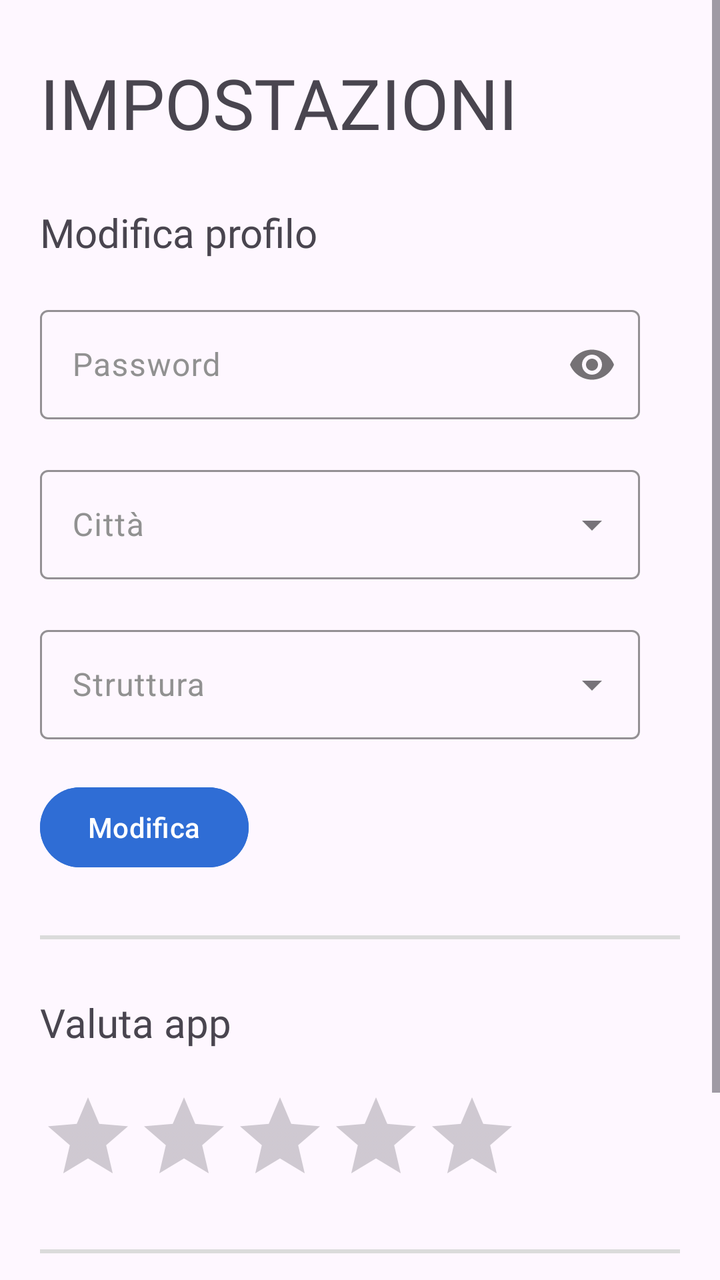
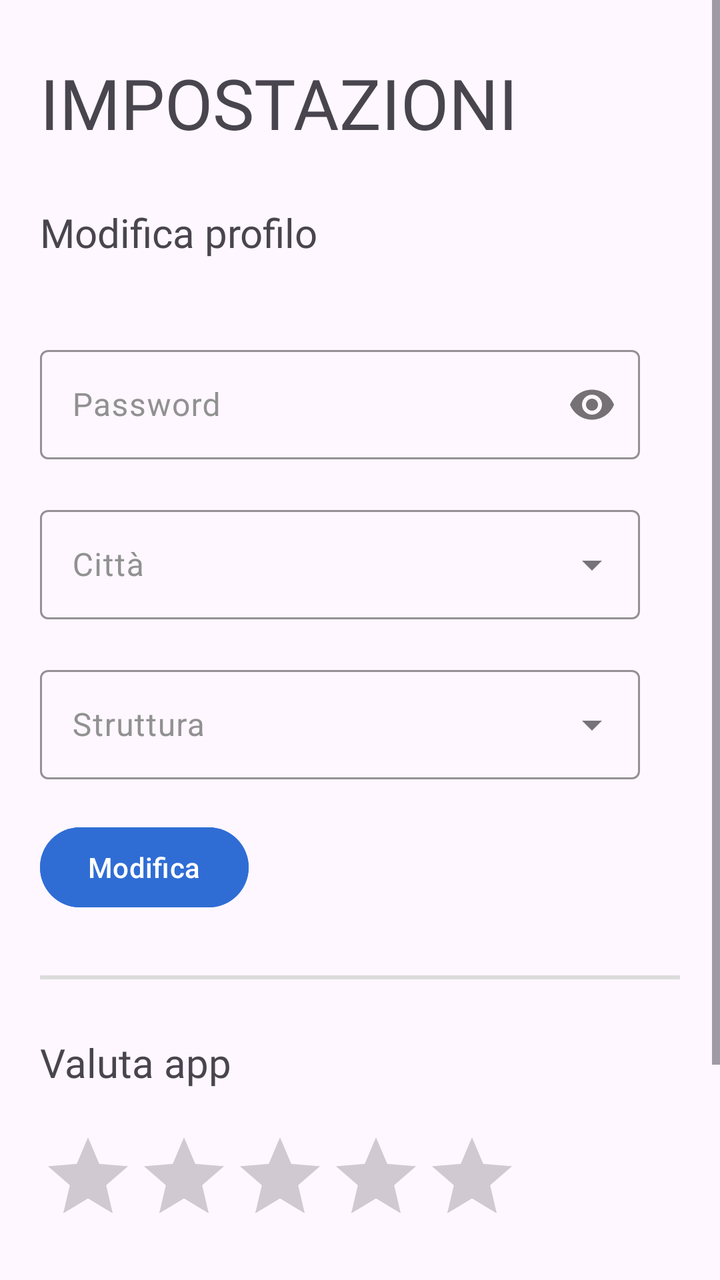

Compare the two renders of this Android layout. The source of the first and the diff that turns it into the second are given below.
<!-- AndroidManifest.xml: application theme Theme.AsilApp -->
<!-- res/layout/fragment_settings.xml -->
<?xml version="1.0" encoding="utf-8"?>
<ScrollView
    android:layout_width="match_parent"
    android:layout_height="match_parent"
    xmlns:android="http://schemas.android.com/apk/res/android">

<androidx.constraintlayout.widget.ConstraintLayout xmlns:android="http://schemas.android.com/apk/res/android"
    xmlns:tools="http://schemas.android.com/tools"
    android:id="@+id/settingsLayout"
    android:layout_width="match_parent"
    android:layout_height="match_parent"
    xmlns:app="http://schemas.android.com/apk/res-auto"
    tools:context=".view.home.SettingsFragment">



    <TextView
        android:id="@+id/settingsTitle"
        android:layout_width="wrap_content"
        android:fadeScrollbars="false"
        android:layout_height="wrap_content"
        android:layout_marginLeft="@dimen/marginLeftSettings"
        android:layout_marginTop="28dp"
        android:fontFamily="@font/titillium_web_bold"
        android:text="@string/settingsUpperCase"
        android:textSize="@dimen/textSettingsTitle"
        app:layout_constraintHorizontal_bias="0.0"
        app:layout_constraintLeft_toLeftOf="parent"
        app:layout_constraintTop_toTopOf="parent" />


    <TextView
        android:id="@+id/editProfile"
        android:layout_width="270dp"
        android:fadeScrollbars="false"
        android:layout_height="wrap_content"
        android:layout_marginLeft="@dimen/marginLeftSettings"
        android:layout_marginTop="28dp"
        android:fontFamily="@font/titillium_web_bold"
        android:text="@string/editProfileTitle"
        android:textSize="@dimen/textSettingsOption"
        app:layout_constraintHorizontal_bias="0.0"
        app:layout_constraintLeft_toLeftOf="parent"
        app:layout_constraintTop_toBottomOf="@+id/settingsTitle" />





    <com.google.android.material.textfield.TextInputLayout
        android:id="@+id/changePasswordLayout"
        android:layout_width="@dimen/inputTextWidth"
        android:layout_height="@dimen/inpuTextHeight"
        app:passwordToggleEnabled="true"
        android:layout_gravity="center"
        android:hint="@string/passwordPlaceholder"
        android:textColorHint="@color/textPlaceholderColor"
        android:layout_marginLeft="@dimen/marginLeftSettings"
        android:layout_marginTop="@dimen/marginBetweenInputs"
        app:boxStrokeColor="@color/appMainColor"
        app:counterTextColor="@color/appMainColor"
        app:helperTextTextColor="@color/appMainColor"
        app:hintTextColor="@color/appMainColor"
        app:layout_constraintLeft_toLeftOf="parent"
        app:layout_constraintTop_toBottomOf="@+id/editProfile"
        app:placeholderTextColor="@color/appMainColor"
        app:prefixTextColor="@color/appMainColor"
        app:suffixTextColor="@color/appMainColor">

        <com.google.android.material.textfield.TextInputEditText
            android:id="@+id/changePasswordInput"
            android:layout_width="match_parent"
            android:layout_height="match_parent"
            android:inputType="textPassword"
            android:textColor="@color/textColor"
            android:textColorHighlight="@color/appMainColor"
            android:textColorLink="@color/appMainColor" />
    </com.google.android.material.textfield.TextInputLayout>


    <com.google.android.material.textfield.TextInputLayout
        style="@style/Widget.MaterialComponents.TextInputLayout.OutlinedBox.ExposedDropdownMenu"
        android:layout_width="@dimen/inputTextWidth"
        android:id="@+id/cityModifyLayout"
        android:layout_height="@dimen/inpuTextHeight"
        android:layout_gravity="center"
        android:layout_marginTop="@dimen/marginBetweenInputs"
        android:hint="@string/cityOrganizationSignupText"
        android:layout_marginLeft="@dimen/marginLeftSettings"
        android:textColorHint="@color/textPlaceholderColor"
        app:boxStrokeColor="@color/appMainColor"
        app:counterTextColor="@color/appMainColor"
        app:helperTextTextColor="@color/appMainColor"
        app:hintTextColor="@color/appMainColor"
        app:placeholderTextColor="@color/appMainColor"
        app:prefixTextColor="@color/appMainColor"
        app:layout_constraintLeft_toLeftOf="parent"
        app:layout_constraintTop_toBottomOf="@+id/changePasswordLayout"
        app:suffixTextColor="@color/appMainColor">

        <com.google.android.material.textfield.MaterialAutoCompleteTextView
            android:id="@+id/cityModify"
            style="@style/MyAutoCompleteTextViewStyle"
            android:layout_width="match_parent"
            android:layout_height="match_parent"
            android:inputType="none"
            android:textColorHighlight="@color/appMainColor"
            android:textColorLink="@color/appMainColor" />
    </com.google.android.material.textfield.TextInputLayout>

    <com.google.android.material.textfield.TextInputLayout
        style="@style/Widget.MaterialComponents.TextInputLayout.OutlinedBox.ExposedDropdownMenu"
        android:id="@+id/nameOrganizationModifyLayout"
        android:layout_width="@dimen/inputTextWidth"
        android:layout_height="@dimen/inpuTextHeight"
        android:layout_gravity="center"
        android:layout_marginTop="@dimen/marginBetweenInputs"
        android:layout_margin="@dimen/marginLeftSettings"
        android:hint="@string/nameOrganizationSignupText"
        android:textColorHint="@color/textPlaceholderColor"
        app:boxStrokeColor="@color/appMainColor"
        app:counterTextColor="@color/appMainColor"
        app:helperTextTextColor="@color/appMainColor"
        app:hintTextColor="@color/appMainColor"
        app:layout_constraintLeft_toLeftOf="parent"
        app:layout_constraintTop_toBottomOf="@+id/cityModifyLayout"
        app:placeholderTextColor="@color/appMainColor"
        app:prefixTextColor="@color/appMainColor"
        app:suffixTextColor="@color/appMainColor">

        <com.google.android.material.textfield.MaterialAutoCompleteTextView
            android:id="@+id/nameOrganizationModify"
            style="@style/MyAutoCompleteTextViewStyle"
            android:layout_width="match_parent"
            android:layout_height="match_parent"
            android:inputType="none"
            android:textColorHighlight="@color/appMainColor"
            android:textColorLink="@color/appMainColor" />
    </com.google.android.material.textfield.TextInputLayout>



    <Button
        android:id="@+id/editProfileButton"
        android:layout_width="wrap_content"
        android:layout_height="wrap_content"
        android:layout_marginTop="@dimen/marginBetweenInputs"
        android:backgroundTint="@color/appMainColor"
        android:text="@string/edit"
        android:layout_marginLeft="@dimen/marginLeftSettings"
        app:layout_constraintLeft_toLeftOf="parent"
        app:layout_constraintTop_toBottomOf="@+id/nameOrganizationModifyLayout"></Button>

    <View
        android:id="@+id/greyLine"
        android:layout_width="match_parent"
        android:layout_marginTop="30dp"
        app:layout_constraintLeft_toLeftOf="parent"
        app:layout_constraintRight_toRightOf="parent"
        android:backgroundTint="#dbdbdb"
        android:background="@color/greyLine"
        android:layout_marginLeft="@dimen/marginLeftSettings"
        android:layout_marginRight="@dimen/marginRightSettings"
        app:layout_constraintTop_toBottomOf="@+id/editProfileButton"
        android:layout_height="2dp">
    </View>


    <TextView
        android:id="@+id/evalutationAppTitle"
        android:layout_width="270dp"
        android:fadeScrollbars="false"
        android:layout_height="wrap_content"
        android:layout_marginLeft="@dimen/marginLeftSettings"
        android:layout_marginTop="28dp"
        android:fontFamily="@font/titillium_web_bold"
        android:text="@string/evalutationAppTitle"
        android:textSize="@dimen/textSettingsOption"
        app:layout_constraintHorizontal_bias="0.0"
        app:layout_constraintLeft_toLeftOf="parent"
        app:layout_constraintTop_toBottomOf="@+id/greyLine" />

    <RatingBar
        android:id="@+id/ratingApp"
        android:layout_width="wrap_content"
        android:layout_height="50dp"
        android:stepSize="0.5"
        android:rating="0"
        android:layout_marginTop="20dp"
        android:numStars="5"
        app:layout_constraintLeft_toLeftOf="parent"
        android:layout_marginLeft="@dimen/marginLeftSettings"
        app:layout_constraintTop_toBottomOf="@+id/evalutationAppTitle"/>

    <TextView
        android:id="@+id/valueRatingApp"
        android:layout_width="wrap_content"
        android:layout_marginTop="@dimen/marginBetweenInputs"
        android:layout_marginLeft="@dimen/marginLeftSettings"
        android:textSize="20dp"
        app:layout_constraintTop_toBottomOf="@+id/evalutationAppTitle"
        app:layout_constraintLeft_toRightOf="@+id/ratingApp"
        android:layout_height="wrap_content"/>


    <View
        android:id="@+id/greyLine2"
        android:layout_width="match_parent"
        android:layout_marginTop="30dp"
        app:layout_constraintLeft_toLeftOf="parent"
        app:layout_constraintRight_toRightOf="parent"
        android:backgroundTint="#dbdbdb"
        android:background="@color/greyLine"
        android:layout_marginLeft="@dimen/marginLeftSettings"
        android:layout_marginRight="@dimen/marginRightSettings"
        app:layout_constraintTop_toBottomOf="@+id/ratingApp"
        android:layout_height="2dp">
    </View>

    <TextView
        android:id="@+id/exitAccountTitle"
        android:layout_width="270dp"
        android:fadeScrollbars="false"
        android:layout_height="wrap_content"
        android:layout_marginLeft="@dimen/marginLeftSettings"
        android:layout_marginTop="28dp"
        android:fontFamily="@font/titillium_web_bold"
        android:text="@string/exitAccountTitle"
        android:textSize="@dimen/textSettingsOption"
        app:layout_constraintHorizontal_bias="0.0"
        app:layout_constraintLeft_toLeftOf="parent"
        app:layout_constraintTop_toBottomOf="@+id/greyLine2" />

    <Button
        android:id="@+id/exitAccountButton"
        android:layout_width="wrap_content"
        android:layout_height="wrap_content"
        android:layout_marginTop="@dimen/marginBetweenInputs"
        android:backgroundTint="@color/textAlertColor"
        android:text="@string/exit"
        android:layout_marginLeft="@dimen/marginLeftSettings"
        app:layout_constraintLeft_toLeftOf="parent"
        app:layout_constraintTop_toBottomOf="@+id/exitAccountTitle"></Button>



</androidx.constraintlayout.widget.ConstraintLayout>
</ScrollView>
<!-- resources referenced by this layout -->
<resources>
  <color name="appMainColor">#2f6dd5</color>
  <color name="greyLine">#dbdbdb</color>
  <color name="textAlertColor">#ff3333</color>
  <color name="textColor">#1B1B1B</color>
  <color name="textPlaceholderColor">#919191</color>
  <dimen name="inpuTextHeight">60dp</dimen>
  <dimen name="inputTextWidth">300dp</dimen>
  <dimen name="marginBetweenInputs">20dp</dimen>
  <dimen name="marginLeftSettings">20dp</dimen>
  <dimen name="marginRightSettings">20dp</dimen>
  <dimen name="textSettingsOption">20dp</dimen>
  <dimen name="textSettingsTitle">35dp</dimen>
  <string name="cityOrganizationSignupText">Città</string>
  <string name="edit">Modifica</string>
  <string name="editProfileTitle">Modifica profilo</string>
  <string name="evalutationAppTitle">Valuta app</string>
  <string name="exit">Esci</string>
  <string name="exitAccountTitle">Esci dall\'account</string>
  <string name="nameOrganizationSignupText">Struttura</string>
  <string name="passwordPlaceholder">Password</string>
  <string name="settingsUpperCase">IMPOSTAZIONI</string>
  <style name="MyAutoCompleteTextViewStyle" parent="Widget.Material3.AutoCompleteTextView.OutlinedBox.Dense">
          <item name="android:popupBackground">@color/white</item> 
      </style>
  <style name="Theme.AsilApp" parent="Base.Theme.AsilApp" />
  <color name="white">#FFFFFFFF</color>
  <style name="Base.Theme.AsilApp" parent="Theme.Material3.DayNight.NoActionBar">
          
          
      </style>
</resources>

<!-- the commit's change to res/layout/fragment_settings.xml (unified diff, before → after) -->
@@ -43,7 +43,33 @@
         app:layout_constraintLeft_toLeftOf="parent"
         app:layout_constraintTop_toBottomOf="@+id/settingsTitle" />
 
-
+    <LinearLayout
+        android:id="@+id/layoutPasswordCheckModify"
+        android:layout_width="wrap_content"
+        android:layout_marginTop="@dimen/marginBetweenInputs"
+        android:visibility="visible"
+        app:layout_constraintLeft_toLeftOf="parent"
+        android:layout_marginLeft="@dimen/marginLeftSettings"
+        app:layout_constraintTop_toBottomOf="@+id/editProfile"
+        android:orientation="horizontal"
+        android:layout_height="20dp">
+
+        <ImageView
+            android:id="@+id/passwordResultImageModify"
+            android:layout_width="20dp"
+            android:visibility="gone"
+            android:layout_height="20dp"
+            android:layout_marginLeft="0dp"
+            android:layout_marginTop="0dp"></ImageView>
+
+        <TextView
+            android:id="@+id/passwordResultTextModify"
+            android:layout_width="wrap_content"
+            android:visibility="gone"
+            android:layout_height="wrap_content"
+            android:layout_marginLeft="6dp">
+        </TextView>
+    </LinearLayout>
 
 
 
@@ -56,13 +82,13 @@
         android:hint="@string/passwordPlaceholder"
         android:textColorHint="@color/textPlaceholderColor"
         android:layout_marginLeft="@dimen/marginLeftSettings"
-        android:layout_marginTop="@dimen/marginBetweenInputs"
+        android:layout_marginTop="0dp"
         app:boxStrokeColor="@color/appMainColor"
         app:counterTextColor="@color/appMainColor"
         app:helperTextTextColor="@color/appMainColor"
         app:hintTextColor="@color/appMainColor"
         app:layout_constraintLeft_toLeftOf="parent"
-        app:layout_constraintTop_toBottomOf="@+id/editProfile"
+        app:layout_constraintTop_toBottomOf="@+id/layoutPasswordCheckModify"
         app:placeholderTextColor="@color/appMainColor"
         app:prefixTextColor="@color/appMainColor"
         app:suffixTextColor="@color/appMainColor">
